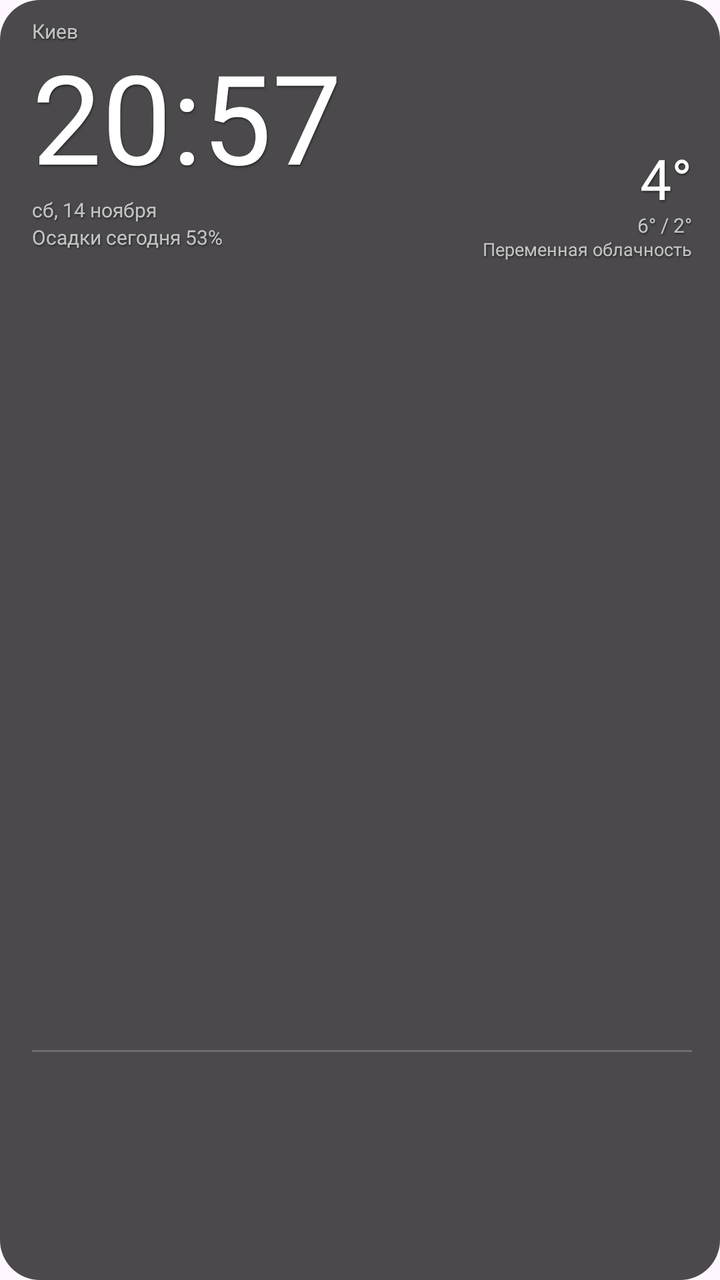
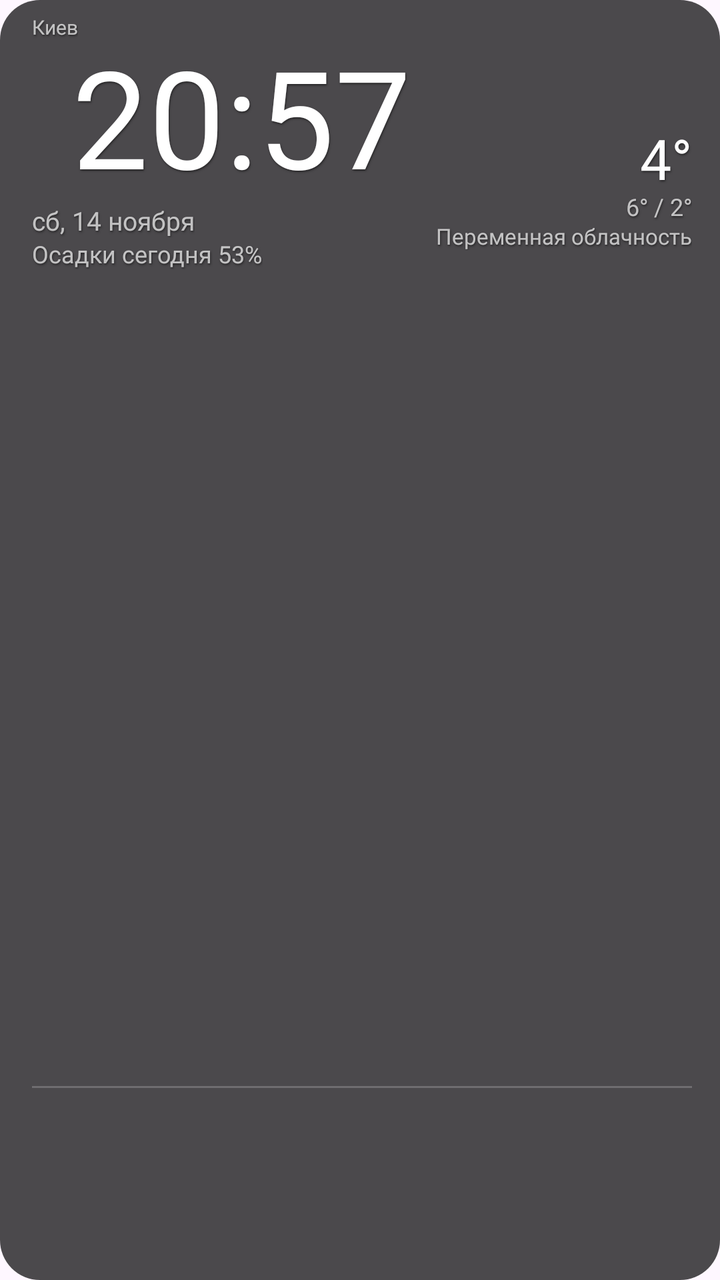

An Android layout rendered at two revisions. The XML below is the earlier revision; the diff shows what the commit changed to produce the second picture.
<!-- AndroidManifest.xml: application theme Theme.ClockWeather -->
<!-- res/layout/widget_4x3.xml -->
<?xml version="1.0" encoding="utf-8"?>
<FrameLayout xmlns:android="http://schemas.android.com/apk/res/android"
    android:id="@+id/widget_root"
    android:layout_width="match_parent"
    android:layout_height="match_parent">

    <FrameLayout
        android:id="@+id/bg"
        android:layout_width="match_parent"
        android:layout_height="match_parent"
        android:background="@drawable/widget_bg" />

    <RelativeLayout
        android:layout_width="match_parent"
        android:layout_height="match_parent"
        android:paddingStart="16dp"
        android:paddingEnd="14dp"
        android:paddingTop="10dp"
        android:paddingBottom="8dp">

        <TextView
            android:id="@+id/city"
            android:layout_width="wrap_content"
            android:layout_height="wrap_content"
            android:layout_alignParentStart="true"
            android:layout_alignParentTop="true"
            android:ellipsize="end"
            android:fontFamily="@font/roboto_light"
            android:includeFontPadding="false"
            android:maxLines="1"
            android:shadowColor="#80000000"
            android:shadowDx="1"
            android:shadowDy="2"
            android:shadowRadius="2"
            android:text="Киев"
            android:textColor="@color/text_secondary"
            android:textSize="10sp" />

        <TextView
            android:id="@+id/time"
            android:layout_width="wrap_content"
            android:layout_height="wrap_content"
            android:layout_alignParentStart="true"
            android:layout_below="@id/city"
            android:layout_marginTop="3dp"
            android:ellipsize="end"
            android:fontFamily="@font/roboto_thin"
            android:includeFontPadding="false"
            android:maxLines="1"
            android:shadowColor="#80000000"
            android:shadowDx="1"
            android:shadowDy="2"
            android:shadowRadius="2"
            android:text="20:57"
            android:textColor="@color/text_primary"
            android:textSize="62sp" />

        <TextView
            android:id="@+id/date"
            android:layout_width="wrap_content"
            android:layout_height="wrap_content"
            android:layout_alignParentStart="true"
            android:layout_below="@id/time"
            android:layout_marginTop="2dp"
            android:ellipsize="end"
            android:fontFamily="@font/roboto_light"
            android:includeFontPadding="false"
            android:maxLines="1"
            android:shadowColor="#80000000"
            android:shadowDx="1"
            android:shadowDy="2"
            android:shadowRadius="2"
            android:text="сб, 14 ноября"
            android:textColor="@color/text_secondary"
            android:textSize="10sp" />

        <TextView
            android:id="@+id/today_pop"
            android:layout_width="wrap_content"
            android:layout_height="wrap_content"
            android:layout_alignParentStart="true"
            android:layout_below="@id/date"
            android:layout_marginTop="2dp"
            android:ellipsize="end"
            android:fontFamily="@font/roboto_regular"
            android:includeFontPadding="false"
            android:maxLines="1"
            android:shadowColor="#80000000"
            android:shadowDx="1"
            android:shadowDy="2"
            android:shadowRadius="2"
            android:text="Осадки сегодня 53%"
            android:textColor="@color/text_secondary"
            android:textSize="10sp" />

        <ImageView
            android:id="@+id/icon"
            android:layout_width="64dp"
            android:layout_height="64dp"
            android:layout_alignParentEnd="true"
            android:layout_alignParentTop="true"
            android:contentDescription="@null"
            android:scaleType="fitCenter" />

        <TextView
            android:id="@+id/temp"
            android:layout_width="wrap_content"
            android:layout_height="wrap_content"
            android:layout_below="@id/icon"
            android:layout_alignParentEnd="true"
            android:ellipsize="end"
            android:fontFamily="@font/roboto_light"
            android:includeFontPadding="false"
            android:maxLines="1"
            android:shadowColor="#80000000"
            android:shadowDx="1"
            android:shadowDy="2"
            android:shadowRadius="2"
            android:text="4°"
            android:textColor="@color/text_primary"
            android:textSize="28sp" />

        <TextView
            android:id="@+id/minmax"
            android:layout_width="wrap_content"
            android:layout_height="wrap_content"
            android:layout_below="@id/temp"
            android:layout_alignParentEnd="true"
            android:ellipsize="end"
            android:fontFamily="@font/roboto_light"
            android:includeFontPadding="false"
            android:maxLines="1"
            android:shadowColor="#80000000"
            android:shadowDx="1"
            android:shadowDy="2"
            android:shadowRadius="2"
            android:text="6° / 2°"
            android:textColor="@color/text_secondary"
            android:textSize="10sp" />

        <TextView
            android:id="@+id/desc"
            android:layout_width="wrap_content"
            android:maxWidth="160dp"
            android:layout_height="wrap_content"
            android:layout_below="@id/minmax"
            android:layout_marginTop="1dp"
            android:layout_alignParentEnd="true"
            android:ellipsize="end"
            android:fontFamily="@font/roboto_regular"
            android:includeFontPadding="false"
            android:maxLines="1"
            android:shadowColor="#80000000"
            android:shadowDx="1"
            android:shadowDy="2"
            android:shadowRadius="2"
            android:text="Переменная облачность"
            android:textColor="@color/text_secondary"
            android:textSize="9sp" />

        <ImageView
            android:id="@+id/forecast_divider"
            android:layout_width="match_parent"
            android:layout_height="1dp"
            android:layout_above="@id/forecast"
            android:layout_marginBottom="6dp"
            android:background="#33FFFFFF"
            android:contentDescription="@null"
            android:scaleType="fitXY" />

        <ImageView
            android:id="@+id/forecast"
            android:layout_width="match_parent"
            android:layout_height="100dp"
            android:layout_alignParentBottom="true"
            android:contentDescription="@null"
            android:scaleType="fitXY" />
    </RelativeLayout>
</FrameLayout>
<!-- resources referenced by this layout -->
<resources>
  <color name="text_primary">#FFFFFFFF</color>
  <color name="text_secondary">#B3FFFFFF</color>
  <!-- drawable widget_bg (drawable) -->
  <?xml version="1.0" encoding="utf-8"?>
  <shape xmlns:android="http://schemas.android.com/apk/res/android"
      android:shape="rectangle">
      <solid android:color="@color/widget_scrim" />
      <corners android:radius="20dp" />
  </shape>
  <style name="Theme.ClockWeather" parent="Theme.Material3.DayNight.NoActionBar">
          <item name="colorPrimary">@color/accent</item>
          <item name="colorOnPrimary">#FFFFFFFF</item>
      </style>
  <color name="widget_scrim">#B3000000</color>
  <color name="accent">#FF1E88E5</color>
</resources>

<!-- the commit's change to res/layout/widget_4x3.xml (unified diff, before → after) -->
@@ -15,7 +15,7 @@
         android:layout_height="match_parent"
         android:paddingStart="16dp"
         android:paddingEnd="14dp"
-        android:paddingTop="10dp"
+        android:paddingTop="8dp"
         android:paddingBottom="8dp">
 
         <TextView
@@ -42,7 +42,8 @@
             android:layout_height="wrap_content"
             android:layout_alignParentStart="true"
             android:layout_below="@id/city"
-            android:layout_marginTop="3dp"
+            android:layout_marginStart="20dp"
+            android:layout_marginTop="2dp"
             android:ellipsize="end"
             android:fontFamily="@font/roboto_thin"
             android:includeFontPadding="false"
@@ -53,7 +54,7 @@
             android:shadowRadius="2"
             android:text="20:57"
             android:textColor="@color/text_primary"
-            android:textSize="62sp" />
+            android:textSize="68sp" />
 
         <TextView
             android:id="@+id/date"
@@ -72,7 +73,7 @@
             android:shadowRadius="2"
             android:text="сб, 14 ноября"
             android:textColor="@color/text_secondary"
-            android:textSize="10sp" />
+            android:textSize="13sp" />
 
         <TextView
             android:id="@+id/today_pop"
@@ -91,12 +92,12 @@
             android:shadowRadius="2"
             android:text="Осадки сегодня 53%"
             android:textColor="@color/text_secondary"
-            android:textSize="10sp" />
+            android:textSize="12sp" />
 
         <ImageView
             android:id="@+id/icon"
-            android:layout_width="64dp"
-            android:layout_height="64dp"
+            android:layout_width="56dp"
+            android:layout_height="56dp"
             android:layout_alignParentEnd="true"
             android:layout_alignParentTop="true"
             android:contentDescription="@null"
@@ -136,12 +137,12 @@
             android:shadowRadius="2"
             android:text="6° / 2°"
             android:textColor="@color/text_secondary"
-            android:textSize="10sp" />
+            android:textSize="12sp" />
 
         <TextView
             android:id="@+id/desc"
             android:layout_width="wrap_content"
-            android:maxWidth="160dp"
+            android:maxWidth="190dp"
             android:layout_height="wrap_content"
             android:layout_below="@id/minmax"
             android:layout_marginTop="1dp"
@@ -156,14 +157,14 @@
             android:shadowRadius="2"
             android:text="Переменная облачность"
             android:textColor="@color/text_secondary"
-            android:textSize="9sp" />
+            android:textSize="11sp" />
 
         <ImageView
             android:id="@+id/forecast_divider"
             android:layout_width="match_parent"
             android:layout_height="1dp"
             android:layout_above="@id/forecast"
-            android:layout_marginBottom="6dp"
+            android:layout_marginBottom="4dp"
             android:background="#33FFFFFF"
             android:contentDescription="@null"
             android:scaleType="fitXY" />
@@ -171,7 +172,7 @@
         <ImageView
             android:id="@+id/forecast"
             android:layout_width="match_parent"
-            android:layout_height="100dp"
+            android:layout_height="84dp"
             android:layout_alignParentBottom="true"
             android:contentDescription="@null"
             android:scaleType="fitXY" />
